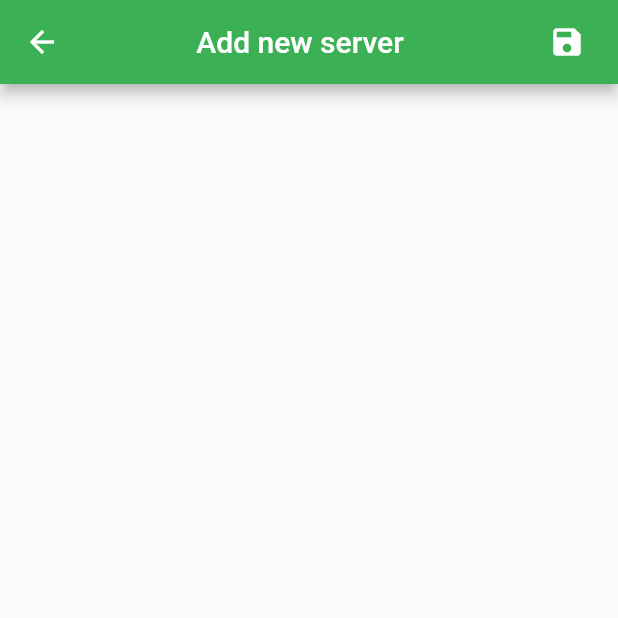
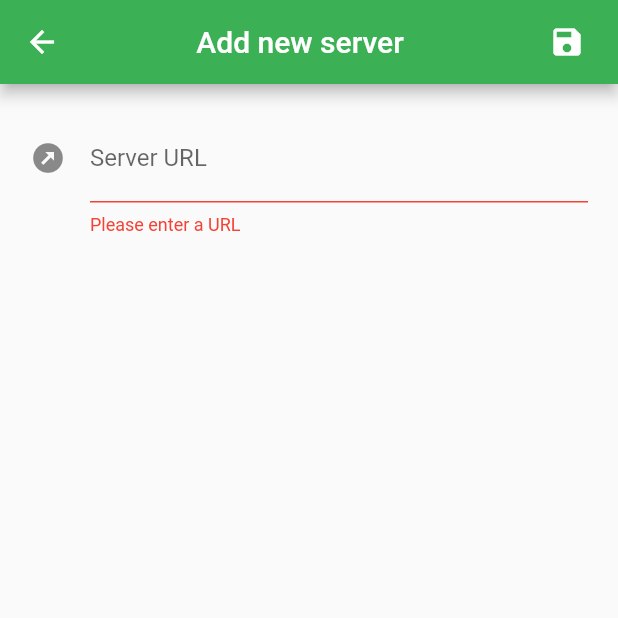
Before and after one commit to peercoin/peercoin_flutter, a Flutter app: the ServerAddScreen screen opened by its route, after a tap on the "save" icon, on a phone screen of 412 x 824 dp, the top half of it. Run offline on Flutter 3.47's test engine with Material 2 defaults, Android fonts, the phone set to English and light mode, and no system bars; our stand-ins replace flutter_local_notifications, flutter_secure_storage, hive, hive_flutter, local_auth, package_info and 4 more; missing offline and left inert: bip39, bitcoin_flutter, flutter_screen_lock, qr_code_scanner; accounts and stored records are empty; generated files the repository leaves out were written again.

Commit message:
add server

```diff
--- a/assets/translations/de.json
+++ b/assets/translations/de.json
@@ -79,6 +79,12 @@
   "send_total": "Gesamt $amount $letter_code",
   "send_transferring": "Übertrage",
   "server_add_title": "Neuen Server hinzufügen",
+  "server_add_input_empty": "Bitte URL eingeben",
+  "server_add_no_wss": "Muss mit wss:// beginnen\nAndere Protokolle werden derzeit nicht unterstützt",
+  "server_add_no_port": "Muss Port beinhalten, z. B. :50004",
+  "server_add_server_exists": "Hinzufügen fehlgeschlagen: Server bereits vorhanden.",
+  "server_add_server_no_connection": "Verbindung zu Server fehlgeschlagen.",
+  "server_add_server_wrong_genesis": "Genesis Hash stimmt nicht überein.\n Dieser Server unterstützt diesen Coin nicht.",
   "server_settings_title": "Server Einstellungen",
   "server_settings_error_no_server_left": "Es muss mindestens ein Server verbleiben!",
   "setup_create_pin": "PIN erstellen",
--- a/lib/models/availablecoins.dart
+++ b/lib/models/availablecoins.dart
@@ -16,11 +16,15 @@ class AvailableCoins {
         bip32: new Bip32Type(public: 0x043587cf, private: 0x04358394),
         pubKeyHash: 0x37,
         scriptHash: 0x75,
-            wif: 0xb7),
+        wif: 0xb7,
+      ),
       fractions: 6,
       minimumTxValue: 10000,
       feePerKb: 0.01,
-        explorerTxDetailUrl: "https://blockbook.peercoin.net/tx/"),
+      explorerTxDetailUrl: "https://blockbook.peercoin.net/tx/",
+      genesisHash:
+          "0000000032fe677166d54963b62a4677d8957e87c508eaa4fd7eb1c880cd27e3",
+    ),
     "peercoinTestnet": Coin(
       name: "peercoinTestnet",
       displayName: "Peercoin Testnet",
@@ -34,11 +38,15 @@ class AvailableCoins {
         bip32: new Bip32Type(public: 0x043587cf, private: 0x04358394),
         pubKeyHash: 0x6f,
         scriptHash: 0xc4,
-            wif: 0xef),
+        wif: 0xef,
+      ),
       fractions: 6,
       minimumTxValue: 10000,
       feePerKb: 0.01,
-        explorerTxDetailUrl: "https://tblockbook.peercoin.net/tx/"),
+      explorerTxDetailUrl: "https://tblockbook.peercoin.net/tx/",
+      genesisHash:
+          "00000001f757bb737f6596503e17cd17b0658ce630cc727c0cca81aec47c9f06",
+    ),
   };
 
   Map<String, Coin> get availableCoins {
--- a/lib/models/coin.dart
+++ b/lib/models/coin.dart
@@ -13,6 +13,7 @@ class Coin {
   final int minimumTxValue;
   final double feePerKb;
   final String explorerTxDetailUrl;
+  final String genesisHash;
 
   Coin({
     @required this.name,
@@ -26,5 +27,6 @@ class Coin {
     @required this.minimumTxValue,
     @required this.feePerKb,
     @required this.explorerTxDetailUrl,
+    @required this.genesisHash,
   });
 }
--- a/lib/models/server.dart
+++ b/lib/models/server.dart
@@ -50,4 +50,9 @@ class Server extends HiveObject {
     connectable = newValue;
     this.save();
   }
+
+  set setUserGenerated(bool newValue) {
+    _userGenerated = newValue;
+    this.save();
+  }
 }
--- a/lib/providers/servers.dart
+++ b/lib/providers/servers.dart
@@ -11,7 +11,7 @@ class Servers with ChangeNotifier {
   static const Map<String, List> _seeds = {
     "peercoin": [
       "wss://electrum.peercoinexplorer.net:50004",
-      "wss://allingas.peercoinexplorer.net:50004",
+      // "wss://allingas.peercoinexplorer.net:50004",
     ],
     "peercoinTestnet": [
       "wss://testnet-electrum.peercoinexplorer.net:50004",
@@ -51,9 +51,10 @@ class Servers with ChangeNotifier {
     });
   }
 
-  void addServer(String url) {
+  void addServer(String url, [bool userGenerated = false]) {
     final priority = _serverBox.length;
     Server newServer = Server(address: url, priority: priority);
+    if (userGenerated) newServer.setUserGenerated = true;
     _serverBox.add(newServer);
   }
 
@@ -96,8 +97,6 @@ class Servers with ChangeNotifier {
     //sort by priority
     _availableServersDetails.sort((a, b) => a.priority.compareTo(b.priority));
 
-    print("detailed servers $_availableServersDetails");
-
     return _availableServersDetails;
   }
 }
--- a/lib/screens/server_add.dart
+++ b/lib/screens/server_add.dart
@@ -1,5 +1,13 @@
+import 'dart:convert';
+
 import 'package:flutter/material.dart';
+import 'package:peercoin/models/availablecoins.dart';
+import 'package:peercoin/models/server.dart';
+import 'package:peercoin/providers/servers.dart';
 import 'package:peercoin/tools/app_localizations.dart';
+import 'package:peercoin/widgets/loading_indicator.dart';
+import 'package:provider/provider.dart';
+import 'package:web_socket_channel/io.dart';
 
 class ServerAddScreen extends StatefulWidget {
   @override
@@ -7,6 +15,123 @@ class ServerAddScreen extends StatefulWidget {
 }
 
 class _ServerAddScreenState extends State<ServerAddScreen> {
+  final _formKey = GlobalKey<FormState>();
+  final _serverKey = GlobalKey<FormFieldState>();
+  final _serverController = TextEditingController();
+  String _walletName = "";
+  List<Server> _currentServerList = [];
+  bool _initial = true;
+  bool _loading = false;
+
+  @override
+  void didChangeDependencies() {
+    if (_initial) {
+      _walletName = ModalRoute.of(context).settings.arguments;
+      setState(() {
+        _initial = false;
+      });
+    }
+    super.didChangeDependencies();
+  }
+
+  void tryConnect(String serverUrl) async {
+    _currentServerList = await Provider.of<Servers>(context, listen: false)
+        .getServerDetailsList(_walletName);
+
+    setState(() {
+      _loading = true;
+    });
+
+    //check if server already exists
+    if (_currentServerList.firstWhere((element) => element.address == serverUrl,
+            orElse: () => null) !=
+        null) {
+      //show notification
+      ScaffoldMessenger.of(context).showSnackBar(SnackBar(
+        content: Text(
+          AppLocalizations.instance.translate("server_add_server_exists"),
+          textAlign: TextAlign.center,
+        ),
+        duration: Duration(seconds: 2),
+      ));
+    } else {
+      //continue: try to connect
+      print("trying to connect");
+      var _connection;
+      try {
+        _connection = IOWebSocketChannel.connect(
+          serverUrl,
+        );
+      } catch (e) {
+        print("connection error: $e");
+      }
+
+      void sendMessage(String method, String id, [List params]) {
+        if (_connection != null) {
+          _connection.sink.add(
+            json.encode(
+              {
+                "id": id,
+                "method": method,
+                if (params != null) "params": params
+              },
+            ),
+          );
+        }
+      }
+
+      void replyHandler(reply) {
+        var decoded = json.decode(reply);
+        var id = decoded["id"];
+        String idString = id.toString();
+        var result = decoded["result"];
+
+        if (idString == "features") {
+          if (result["genesis_hash"] ==
+              AvailableCoins().getSpecificCoin(_walletName).genesisHash) {
+            //gensis hash matches
+            //add server to db
+            Provider.of<Servers>(context, listen: false).addServer(serverUrl);
+            //pop screen
+            Navigator.of(context).pop();
+          } else {
+            //gensis hash doesn't match
+            ScaffoldMessenger.of(context).showSnackBar(SnackBar(
+              content: Text(
+                AppLocalizations.instance
+                    .translate("server_add_server_wrong_genesis"),
+                textAlign: TextAlign.center,
+              ),
+              duration: Duration(seconds: 2),
+            ));
+          }
+        }
+        setState(() {
+          _loading = false;
+        });
+      }
+
+      _connection.stream.listen((elem) {
+        replyHandler(elem);
+      }, onError: (error) {
+        print("stream error: $error");
+        setState(() {
+          _loading = false;
+        });
+        ScaffoldMessenger.of(context).showSnackBar(SnackBar(
+          content: Text(
+            AppLocalizations.instance
+                .translate("server_add_server_no_connection"),
+            textAlign: TextAlign.center,
+          ),
+          duration: Duration(seconds: 2),
+        ));
+      });
+
+      sendMessage("server.features", "features");
+    }
+  }
+
   @override
   Widget build(BuildContext context) {
     return Scaffold(
@@ -21,13 +146,62 @@ class _ServerAddScreenState extends State<ServerAddScreen> {
             padding: const EdgeInsets.symmetric(horizontal: 10.0),
             child: IconButton(
               onPressed: () {
-                print("save");
+                _formKey.currentState.save();
+                _formKey.currentState.validate();
               },
               icon: Icon(Icons.save),
             ),
           )
         ],
       ),
+      body: Padding(
+        padding: const EdgeInsets.all(20.0),
+        child: SingleChildScrollView(
+          child: Form(
+            key: _formKey,
+            child: Column(
+              children: [
+                TextFormField(
+                    textInputAction: TextInputAction.done,
+                    key: _serverKey,
+                    autocorrect: false,
+                    controller: _serverController,
+                    decoration: InputDecoration(
+                      icon: Icon(Icons.outbond),
+                      labelText: AppLocalizations.instance
+                          .translate('server_add_input_label'),
+                    ),
+                    maxLines: null,
+                    onFieldSubmitted: (_) => _formKey.currentState.validate(),
+                    inputFormatters: [],
+                    validator: (value) {
+                      RegExp portRegex = new RegExp(":[0-9]");
+
+                      if (value.isEmpty) {
+                        return AppLocalizations.instance
+                            .translate('server_add_input_empty');
+                      } else if (!value.contains("wss://")) {
+                        return AppLocalizations.instance
+                            .translate('server_add_no_wss');
+                      } else if (!portRegex.hasMatch(value)) {
+                        return AppLocalizations.instance
+                            .translate('server_add_no_port');
+                      }
+                      //valid string, try further
+
+                      tryConnect(value);
+
+                      return null;
+                    }),
+                if (_loading)
+                  Padding(
+                      padding: EdgeInsets.symmetric(vertical: 30),
+                      child: LoadingIndicator())
+              ],
+            ),
+          ),
+        ),
+      ),
     );
   }
 }
--- a/lib/screens/wallet_home.dart
+++ b/lib/screens/wallet_home.dart
@@ -53,7 +53,8 @@ class _WalletHomeState extends State<WalletHomeScreen>
   @override
   void didChangeAppLifecycleState(AppLifecycleState state) async {
     if (state == AppLifecycleState.resumed) {
-      await _connectionProvider.init(_wallet.name, false, true);
+      await _connectionProvider.init(_wallet.name,
+          requestedFromWalletHome: true);
     }
   }
 
@@ -71,7 +72,8 @@ class _WalletHomeState extends State<WalletHomeScreen>
       _walletTransactions =
           await _activeWallets.getWalletTransactions(_wallet.name);
 
-      if (await _connectionProvider.init(_wallet.name, false, true)) {
+      if (await _connectionProvider.init(_wallet.name,
+          requestedFromWalletHome: true)) {
         _connectionProvider.subscribeToScriptHashes(
             await _activeWallets.getWalletScriptHashes(_wallet.name));
         rebroadCastUnsendTx();
--- a/lib/screens/wallet_import_scan.dart
+++ b/lib/screens/wallet_import_scan.dart
@@ -35,7 +35,7 @@ class _WalletImportScanScreenState extends State<WalletImportScanScreen> {
       _activeWallets = Provider.of<ActiveWallets>(context);
       await _activeWallets.generateUnusedAddress(_coinName);
 
-      if (await _connectionProvider.init(_coinName, true)) {
+      if (await _connectionProvider.init(_coinName, scanMode: true)) {
         _connectionProvider.subscribeToScriptHashes(
             await _activeWallets.getWalletScriptHashes(_coinName));
       }
--- a/lib/tools/app_globals.dart
+++ b/lib/tools/app_globals.dart
@@ -2,8 +2,8 @@ library peercoin.globals;
 
 Map<String, String> availableLocales = {
   "en": "English",
-  "nl": "Dutch",
-  "de": "German",
-  "ro": "Romanian",
-  "ru": "Russian"
+  "nl": "Nederlands",
+  "de": "Deutsch",
+  "ro": "Română",
+  "ru": "русский"
 };
```
Also changed, not shown: assets/translations/en.json (+7 -0 lines), lib/providers/electrumconnection.dart (+5 -2 lines), lib/screens/server_settings.dart (+7 -0 lines). Lines whose indentation alone changed are shown as unchanged.
